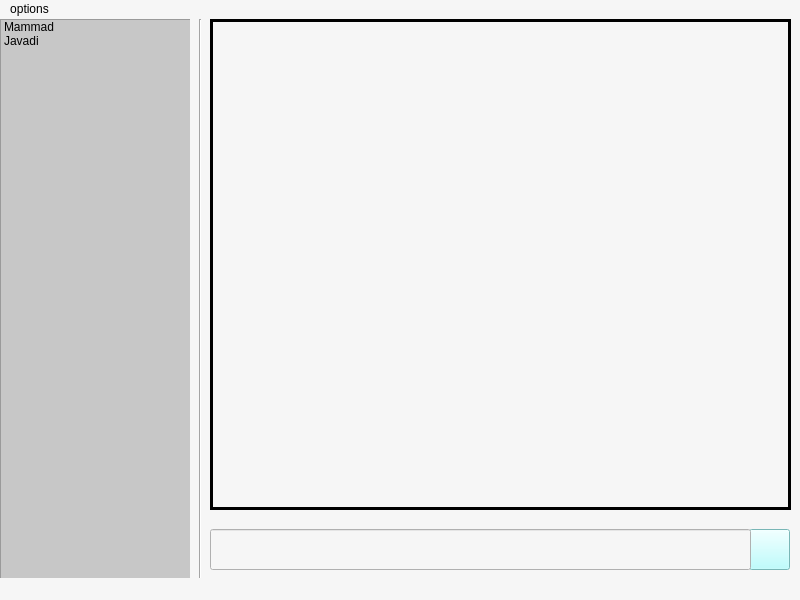
The window that Project_AA/safheasli.ui (AmirHasanTaban/IUT-Messanger) describes before a commit, drawn with Qt 5.
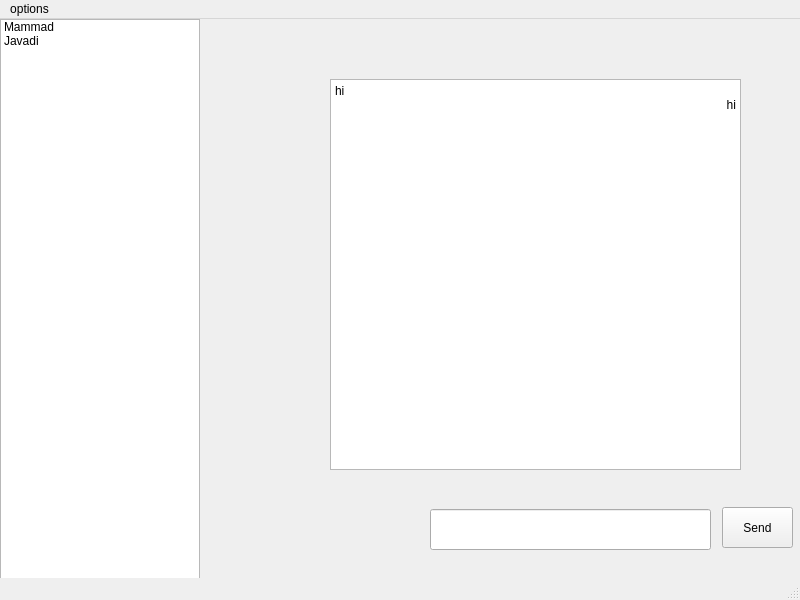
The same window after the commit. Icons and pictures are not drawn.

What changed in the file:
```diff
--- a/Project_AA/safheasli.ui
+++ b/Project_AA/safheasli.ui
@@ -13,9 +13,6 @@
   <property name="windowTitle">
    <string>MainWindow</string>
   </property>
-  <property name="styleSheet">
-   <string notr="true">background-color: rgb(246, 246, 246);</string>
-  </property>
   <widget class="QWidget" name="centralwidget">
    <widget class="QListWidget" name="listWidget">
     <property name="geometry">
@@ -26,23 +23,10 @@
       <height>600</height>
      </rect>
     </property>
-    <property name="styleSheet">
-     <string notr="true">font: 12pt &quot;Segoe UI&quot;;
-background-color: rgb(199, 199, 199);</string>
-    </property>
     <item>
      <property name="text">
       <string>Mammad</string>
      </property>
-     <property name="background">
-      <brush brushstyle="NoBrush">
-       <color alpha="255">
-        <red>0</red>
-        <green>0</green>
-        <blue>0</blue>
-       </color>
-      </brush>
-     </property>
     </item>
     <item>
      <property name="text">
@@ -63,27 +47,12 @@
      <widget class="QTextBrowser" name="textBrowser_asli">
       <property name="geometry">
        <rect>
-        <x>10</x>
-        <y>0</y>
-        <width>581</width>
-        <height>491</height>
+        <x>130</x>
+        <y>60</y>
+        <width>411</width>
+        <height>391</height>
        </rect>
       </property>
-      <property name="styleSheet">
-       <string notr="true">font: 18pt &quot;8514oem&quot;;</string>
-      </property>
-      <property name="frameShape">
-       <enum>QFrame::Panel</enum>
-      </property>
-      <property name="frameShadow">
-       <enum>QFrame::Plain</enum>
-      </property>
-      <property name="lineWidth">
-       <number>3</number>
-      </property>
-      <property name="midLineWidth">
-       <number>0</number>
-      </property>
       <property name="html">
        <string>&lt;!DOCTYPE HTML PUBLIC &quot;-//W3C//DTD HTML 4.0//EN&quot; &quot;http://www.w3.org/TR/REC-html40/strict.dtd&quot;&gt;
 &lt;html&gt;&lt;head&gt;&lt;meta name=&quot;qrichtext&quot; content=&quot;1&quot; /&gt;&lt;meta charset=&quot;utf-8&quot; /&gt;&lt;style type=&quot;text/css&quot;&gt;
@@ -91,42 +60,30 @@
 hr { height: 1px; border-width: 0; }
 li.unchecked::marker { content: &quot;\2610&quot;; }
 li.checked::marker { content: &quot;\2612&quot;; }
-&lt;/style&gt;&lt;/head&gt;&lt;body style=&quot; font-family:'8514oem'; font-size:18pt; font-weight:400; font-style:normal;&quot;&gt;
-&lt;p style=&quot;-qt-paragraph-type:empty; margin-top:0px; margin-bottom:0px; margin-left:0px; margin-right:0px; -qt-block-indent:0; text-indent:0px; font-family:'Segoe UI'; font-size:9pt;&quot;&gt;&lt;br /&gt;&lt;/p&gt;&lt;/body&gt;&lt;/html&gt;</string>
+&lt;/style&gt;&lt;/head&gt;&lt;body style=&quot; font-family:'Segoe UI'; font-size:9pt; font-weight:400; font-style:normal;&quot;&gt;
+&lt;p style=&quot; margin-top:0px; margin-bottom:0px; margin-left:0px; margin-right:0px; -qt-block-indent:0; text-indent:0px;&quot;&gt;hi&lt;/p&gt;
+&lt;p align=&quot;right&quot; style=&quot; margin-top:0px; margin-bottom:0px; margin-left:0px; margin-right:0px; -qt-block-indent:0; text-indent:0px;&quot;&gt;hi&lt;/p&gt;&lt;/body&gt;&lt;/html&gt;</string>
       </property>
      </widget>
      <widget class="QPushButton" name="pushButton">
       <property name="geometry">
        <rect>
-        <x>549</x>
-        <y>510</y>
-        <width>41</width>
+        <x>522</x>
+        <y>488</y>
+        <width>71</width>
         <height>41</height>
        </rect>
       </property>
-      <property name="styleSheet">
-       <string notr="true">background-color: rgb(170, 255, 255);</string>
-      </property>
       <property name="text">
-       <string/>
-      </property>
-      <property name="icon">
-       <iconset>
-        <normaloff>send_logo.png</normaloff>send_logo.png</iconset>
-      </property>
-      <property name="iconSize">
-       <size>
-        <width>30</width>
-        <height>30</height>
-       </size>
+       <string>Send</string>
       </property>
      </widget>
      <widget class="QLineEdit" name="lineEdit_asli">
       <property name="geometry">
        <rect>
-        <x>10</x>
-        <y>510</y>
-        <width>541</width>
+        <x>230</x>
+        <y>490</y>
+        <width>281</width>
         <height>41</height>
        </rect>
       </property>
@@ -134,19 +91,6 @@
     </widget>
     <widget class="QWidget" name="page_2"/>
    </widget>
-   <widget class="Line" name="line">
-    <property name="geometry">
-     <rect>
-      <x>190</x>
-      <y>0</y>
-      <width>20</width>
-      <height>561</height>
-     </rect>
-    </property>
-    <property name="orientation">
-     <enum>Qt::Vertical</enum>
-    </property>
-   </widget>
   </widget>
   <widget class="QMenuBar" name="menubar">
    <property name="geometry">
@@ -154,7 +98,7 @@
      <x>0</x>
      <y>0</y>
      <width>800</width>
-     <height>19</height>
+     <height>26</height>
     </rect>
    </property>
    <widget class="QMenu" name="menuoptions">
```
Left out of the diff: 4 changed lines with no effect on the pictures.
